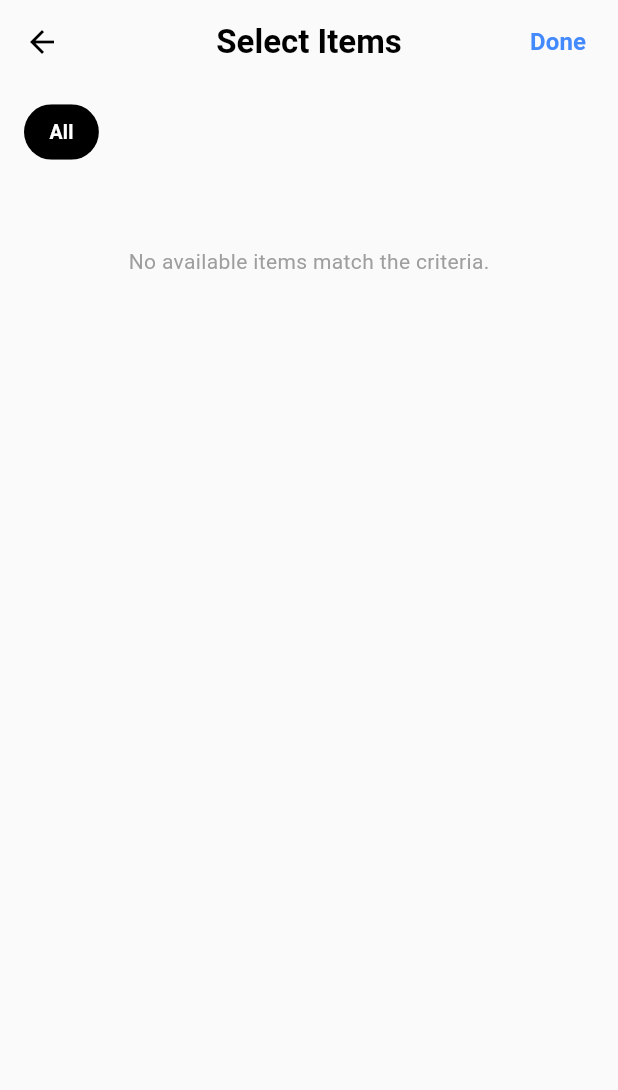
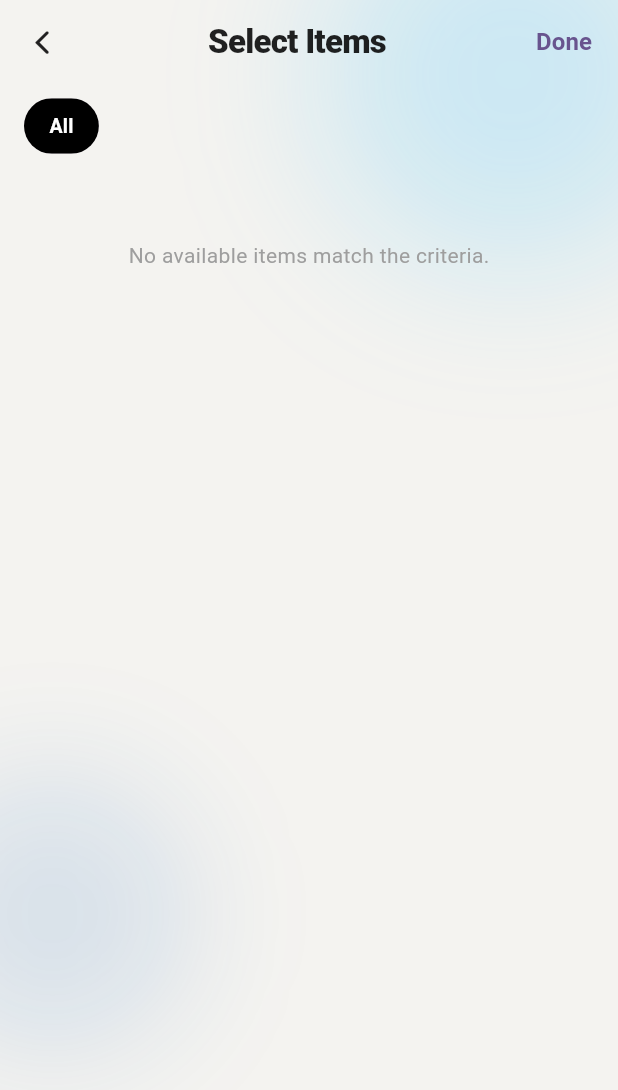
Before and after one commit to Marcu21/wardrobe-master-ai, a Flutter app: the ItemSelectionScreen screen opened directly with empty values, on a phone screen of 412 x 824 dp. Shown: the top 1090 px of the screen. Run offline on Flutter 3.47's test engine with Material 3 defaults, Android fonts, the phone set to English and light mode, and no system bars; our stand-ins replace cached_network_image, cloud_firestore, firebase_auth, firebase_core, firebase_storage, flutter_dotenv and 8 more; accounts and stored records are empty; generated files the repository leaves out were written again.

Commit message:
style(ui): apply blob background and unified header to item selection screen

```diff
--- a/mobile_app/lib/screens/item_selection_screen.dart
+++ b/mobile_app/lib/screens/item_selection_screen.dart
@@ -1,11 +1,17 @@
 import 'dart:convert';
 import 'dart:async';
+import 'dart:ui';
+import 'package:flutter/cupertino.dart';
 import 'package:flutter/material.dart';
 import 'package:cloud_firestore/cloud_firestore.dart';
 import 'package:firebase_auth/firebase_auth.dart';
 import 'package:cached_network_image/cached_network_image.dart';
 import '../services/wardrobe_state_service.dart';
 import '../widgets/smart_clothing_image.dart';
+
+const _kBgColor = Color(0xFFF4F3F0);
+const _kBlob1 = Color(0x3840C4FF);
+const _kBlob2 = Color(0x1E1565C0);
 
 class ItemSelectionScreen extends StatefulWidget {
   final List<String> initialSelectedIds;
@@ -220,43 +226,110 @@ class _ItemSelectionScreenState extends State<ItemSelectionScreen> {
 
   @override
   Widget build(BuildContext context) {
-    if (_isLoading) {
     return Scaffold(
-        backgroundColor: Colors.grey[50],
-        appBar: AppBar(
-          title: const Text(
+      backgroundColor: _kBgColor,
+      body: Stack(
+        children: [
+          Positioned.fill(child: ColoredBox(color: _kBgColor)),
+          Positioned(
+            top: -80,
+            right: -60,
+            child: IgnorePointer(
+              child: ImageFiltered(
+                imageFilter: ImageFilter.blur(sigmaX: 50, sigmaY: 50),
+                child: Container(
+                  width: 260,
+                  height: 260,
+                  decoration: const BoxDecoration(
+                    shape: BoxShape.circle,
+                    color: _kBlob1,
+                  ),
+                ),
+              ),
+            ),
+          ),
+          Positioned(
+            bottom: 120,
+            left: -60,
+            child: IgnorePointer(
+              child: ImageFiltered(
+                imageFilter: ImageFilter.blur(sigmaX: 40, sigmaY: 40),
+                child: Container(
+                  width: 190,
+                  height: 190,
+                  decoration: const BoxDecoration(
+                    shape: BoxShape.circle,
+                    color: _kBlob2,
+                  ),
+                ),
+              ),
+            ),
+          ),
+          SafeArea(
+            top: false,
+            child: Column(
+              children: [
+                Padding(
+                  padding: EdgeInsets.only(
+                    top: MediaQuery.of(context).padding.top + 4,
+                    left: 4,
+                    right: 4,
+                  ),
+                  child: Row(
+                    children: [
+                      IconButton(
+                        icon: const Icon(
+                          CupertinoIcons.back,
+                          color: Colors.black87,
+                        ),
+                        onPressed: () => Navigator.pop(context),
+                      ),
+                      Expanded(
+                        child: Text(
                           'Select Items',
-            style: TextStyle(color: Colors.black, fontWeight: FontWeight.bold),
+                          textAlign: TextAlign.center,
+                          style: Theme.of(context).textTheme.titleLarge?.copyWith(
+                            color: Colors.black87,
+                            fontWeight: FontWeight.w900,
+                            letterSpacing: -0.5,
                           ),
-          backgroundColor: Colors.transparent,
-          elevation: 0,
-          centerTitle: true,
-          iconTheme: const IconThemeData(color: Colors.black),
                         ),
-        body: const Center(
-          child: CircularProgressIndicator(color: Colors.blueGrey),
+                      ),
+                      TextButton(
+                        onPressed: () =>
+                            Navigator.pop(context, _selectedIds.toList()),
+                        child: Text(
+                          'Done',
+                          style: TextStyle(
+                            fontSize: 16,
+                            fontWeight: FontWeight.bold,
+                            color: Theme.of(context).colorScheme.primary,
+                          ),
+                        ),
+                      ),
+                    ],
+                  ),
+                ),
+                Expanded(child: _buildContent()),
+              ],
+            ),
+          ),
+        ],
       ),
     );
   }
 
+  Widget _buildContent() {
+    if (_isLoading) {
+      return const Center(
+        child: CircularProgressIndicator(color: Colors.blueGrey),
+      );
+    }
     if (_errorMessage != null) {
-      return Scaffold(
-        backgroundColor: Colors.grey[50],
-        appBar: AppBar(
-          title: const Text(
-            'Select Items',
-            style: TextStyle(color: Colors.black, fontWeight: FontWeight.bold),
-          ),
-          backgroundColor: Colors.transparent,
-          elevation: 0,
-          centerTitle: true,
-          iconTheme: const IconThemeData(color: Colors.black),
-        ),
-        body: Center(
+      return Center(
         child: Text(
           _errorMessage!,
           style: const TextStyle(color: Colors.red),
-          ),
         ),
       );
     }
@@ -264,58 +337,22 @@ class _ItemSelectionScreenState extends State<ItemSelectionScreen> {
     final filteredDocs = _allWardrobeItems.where((doc) {
       final cat = doc['basic_info']?['category'] as String?;
       final sub = doc['basic_info']?['sub_category'] as String?;
-      bool matchCategory =
+      final matchCategory =
           (_selectedCategory == 'All') || (cat == _selectedCategory);
-      bool matchSubCategory =
+      final matchSubCategory =
           (_selectedSubCategory == 'All') || (sub == _selectedSubCategory);
       return matchCategory && matchSubCategory;
     }).toList();
 
-    return Scaffold(
-      backgroundColor: Colors.grey[50],
-      body: SafeArea(
-        child: CustomScrollView(
+    return CustomScrollView(
       physics: const BouncingScrollPhysics(),
       slivers: [
-            SliverAppBar(
-              pinned: true,
-              floating: false,
-              backgroundColor: Colors.grey[50],
-              elevation: 0,
-              centerTitle: true,
-              iconTheme: const IconThemeData(color: Colors.black),
-              title: const Text(
-                'Select Items',
-                style: TextStyle(
-                  color: Colors.black,
-                  fontWeight: FontWeight.bold,
-                ),
-              ),
-              actions: [
-                TextButton(
-                  onPressed: () {
-                    Navigator.pop(context, _selectedIds.toList());
-                  },
-                  child: const Text(
-                    "Done",
-                    style: TextStyle(
-                      fontSize: 16,
-                      fontWeight: FontWeight.bold,
-                      color: Colors.blueAccent,
-                    ),
-                  ),
-                ),
-                const SizedBox(width: 8),
-              ],
-            ),
-
         SliverToBoxAdapter(
           child: Column(
             crossAxisAlignment: CrossAxisAlignment.start,
             children: [_buildFiltersWidget(), const SizedBox(height: 16)],
           ),
         ),
-
         filteredDocs.isEmpty
             ? SliverToBoxAdapter(
                 child: Center(
@@ -348,6 +385,7 @@ class _ItemSelectionScreenState extends State<ItemSelectionScreen> {
                     final item = filteredDocs[index];
                     final id = item['id'];
                     final isSelected = _selectedIds.contains(id);
+                    final primaryColor = Theme.of(context).colorScheme.primary;
 
                     return GestureDetector(
                       onTap: () => _toggleSelection(id),
@@ -357,7 +395,7 @@ class _ItemSelectionScreenState extends State<ItemSelectionScreen> {
                           borderRadius: BorderRadius.circular(16),
                           border: Border.all(
                             color: isSelected
-                                    ? Colors.blueAccent
+                                ? primaryColor
                                 : Colors.transparent,
                             width: 2.0,
                           ),
@@ -373,9 +411,7 @@ class _ItemSelectionScreenState extends State<ItemSelectionScreen> {
                           fit: StackFit.expand,
                           children: [
                             ClipRRect(
-                                  borderRadius: BorderRadius.circular(
-                                    14,
-                                  ), // slightly less to fit inside border
+                              borderRadius: BorderRadius.circular(14),
                               child: Padding(
                                 padding: const EdgeInsets.all(2.0),
                                 child: SmartClothingImage(
@@ -390,7 +426,7 @@ class _ItemSelectionScreenState extends State<ItemSelectionScreen> {
                                 child: Container(
                                   decoration: BoxDecoration(
                                     shape: BoxShape.circle,
-                                        color: Colors.blueAccent,
+                                    color: primaryColor,
                                     border: Border.all(
                                       color: Colors.white,
                                       width: 1.5,
@@ -412,8 +448,6 @@ class _ItemSelectionScreenState extends State<ItemSelectionScreen> {
               ),
         const SliverToBoxAdapter(child: SizedBox(height: 40)),
       ],
-        ),
-      ),
     );
   }
 }
```
Lines whose indentation alone changed are shown as unchanged.
